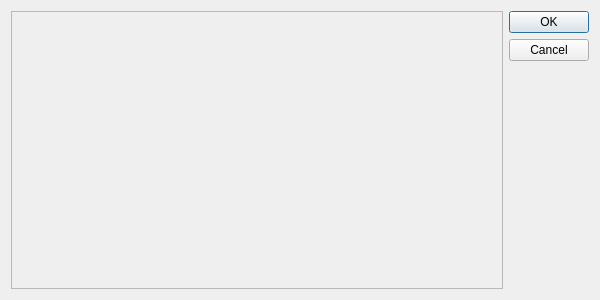
Above: randovania/gui/ui_files/connections_editor.ui from randovania/randovania before the change. Below: the same form after it.
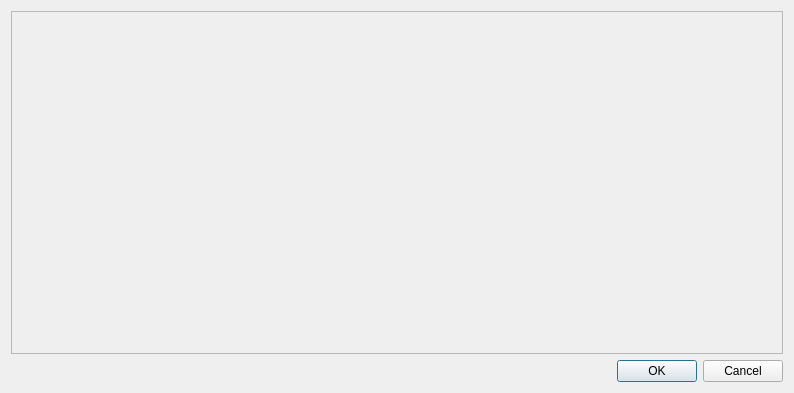
That is the form after the change.

Commit message: Move buttons in ConnectionsEditor to bellow

The edit to the form file:
```diff
--- a/randovania/gui/ui_files/connections_editor.ui
+++ b/randovania/gui/ui_files/connections_editor.ui
@@ -6,8 +6,8 @@
    <rect>
     <x>0</x>
     <y>0</y>
-    <width>600</width>
-    <height>300</height>
+    <width>794</width>
+    <height>393</height>
    </rect>
   </property>
   <property name="minimumSize">
@@ -30,18 +30,18 @@
        <rect>
         <x>0</x>
         <y>0</y>
-        <width>494</width>
-        <height>280</height>
+        <width>774</width>
+        <height>345</height>
        </rect>
       </property>
       <layout class="QVBoxLayout" name="contents_layout"/>
      </widget>
     </widget>
    </item>
-   <item row="0" column="1">
+   <item row="1" column="0">
     <widget class="QDialogButtonBox" name="button_box">
      <property name="orientation">
-      <enum>Qt::Vertical</enum>
+      <enum>Qt::Horizontal</enum>
      </property>
      <property name="standardButtons">
       <set>QDialogButtonBox::Cancel|QDialogButtonBox::Ok</set>
```
